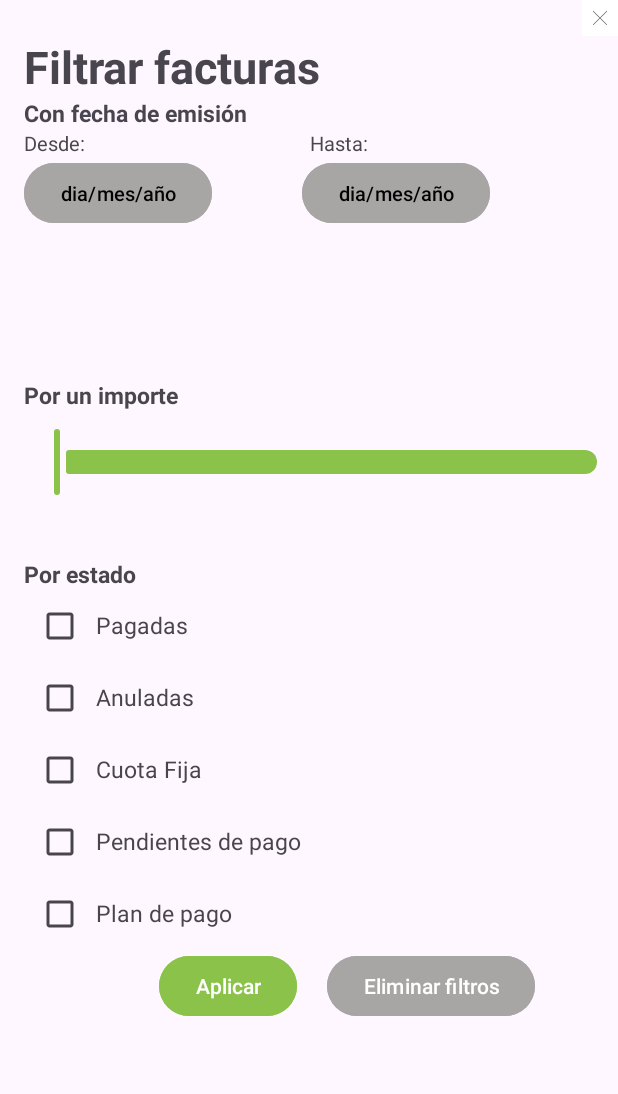
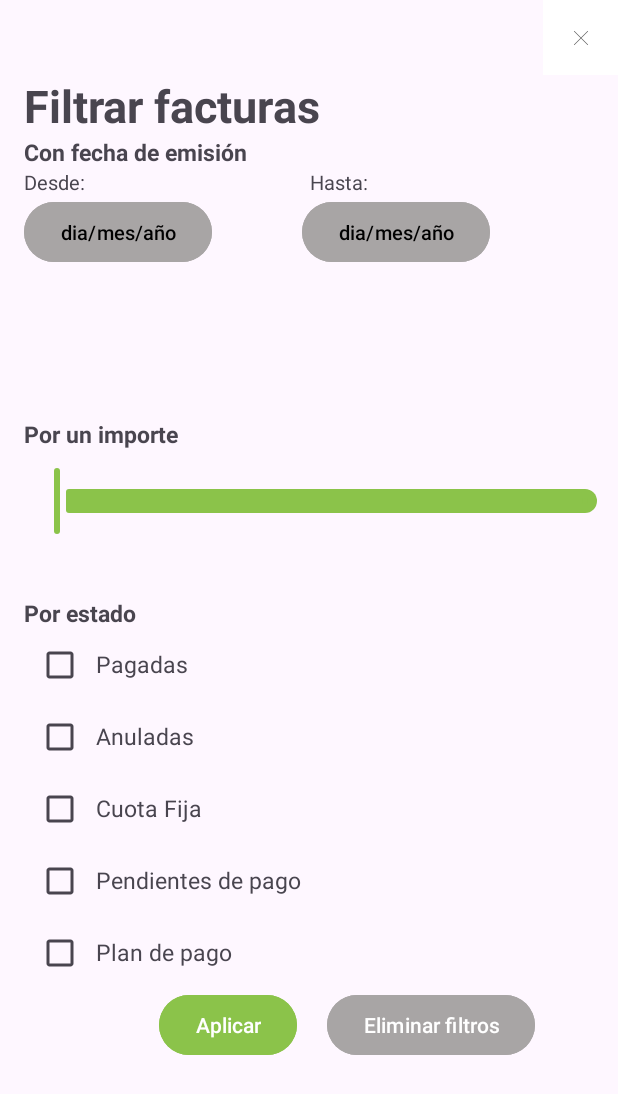
Before and after one commit to franciscojavierorellana/practicaAndroid, an Android app: the FiltrarActivity screen opened directly, with no data from a screen before it, on a phone screen of 412 x 824 dp. Shown: the top 1094 px of the screen. Run offline under Robolectric (Android 15) with nearby library versions, the phone set to English and light mode, and no system bars; network calls fail.

Commit message:
Cambios Factura Service

```diff
--- a/app/src/main/java/com/example/practicaandroid/data/model/DetallesFacturaDb.kt
+++ b/app/src/main/java/com/example/practicaandroid/data/model/DetallesFacturaDb.kt
@@ -10,8 +10,6 @@ import androidx.room.RoomDatabase
     version = 1
 )
 abstract class DetallesFacturaDb : RoomDatabase() {
-    abstract fun detallesFacturaDao(): DetallesFacturaDao
-
     abstract fun DetallesFacturaDao(): DetallesFacturaDao
 
     companion object {
--- a/app/src/main/java/com/example/practicaandroid/ui/viewModel/FacturaViewModel.kt
+++ b/app/src/main/java/com/example/practicaandroid/ui/viewModel/FacturaViewModel.kt
@@ -8,6 +8,7 @@ import androidx.lifecycle.ViewModel
 import androidx.lifecycle.ViewModelProvider
 import androidx.lifecycle.viewModelScope
 import com.example.practicaandroid.data.model.DetallesFactura
+import com.example.practicaandroid.data.model.DetallesFacturaDao
 import com.example.practicaandroid.data.model.DetallesFacturaDb
 import com.example.practicaandroid.domain.GetFacturaUseCase
 import kotlinx.coroutines.launch
--- a/app/src/main/res/layout/activity_listado_facturas.xml
+++ b/app/src/main/res/layout/activity_listado_facturas.xml
@@ -31,9 +31,9 @@
                     android:textColor="@color/green"/>
 
                 <ImageButton
+                    android:id="@+id/filtroButton"
                     android:layout_width="50sp"
                     android:layout_height="50sp"
-                    android:id="@+id/filtroButton"
                     android:layout_alignParentEnd="true"
                     android:layout_centerInParent="true"
                     android:layout_marginLeft="280dp"
--- a/app/src/main/res/layout/filtrar_factura.xml
+++ b/app/src/main/res/layout/filtrar_factura.xml
@@ -19,13 +19,14 @@
                 android:layout_height="wrap_content">
 
                 <ImageButton
-                    android:layout_width="wrap_content"
-                    android:layout_height="wrap_content"
-                    android:src="@drawable/ic_close_icon"
-                    android:background="@color/white"
+                    android:layout_width="50sp"
+                    android:layout_height="50sp"
+                    android:id="@+id/closeButton"
                     android:layout_alignParentEnd="true"
                     android:layout_centerInParent="true"
-                    android:layout_marginLeft="280dp"/>
+                    android:layout_marginLeft="280dp"
+                    android:background="@color/white"
+                    android:src="@drawable/ic_close_icon" />
             </RelativeLayout>
 
             <TextView
@@ -126,7 +127,8 @@
 
                     <CheckBox
                         android:layout_width="wrap_content"
-                        android:layout_height="wrap_content"/>
+                        android:layout_height="wrap_content"
+                        android:id="@+id/checkPagada"/>
 
                     <TextView
                         android:layout_width="wrap_content"
@@ -143,7 +145,8 @@
 
                     <CheckBox
                         android:layout_width="wrap_content"
-                        android:layout_height="wrap_content"/>
+                        android:layout_height="wrap_content"
+                        android:id="@+id/checkAnulada"/>
 
                     <TextView
                         android:layout_width="wrap_content"
@@ -160,7 +163,8 @@
 
                     <CheckBox
                         android:layout_width="wrap_content"
-                        android:layout_height="wrap_content"/>
+                        android:layout_height="wrap_content"
+                        android:id="@+id/checkCuotaFija"/>
 
                     <TextView
                         android:layout_width="wrap_content"
@@ -177,7 +181,8 @@
 
                     <CheckBox
                         android:layout_width="wrap_content"
-                        android:layout_height="wrap_content"/>
+                        android:layout_height="wrap_content"
+                        android:id="@+id/checkPendientePago"/>
 
                     <TextView
                         android:layout_width="wrap_content"
@@ -194,7 +199,8 @@
 
                     <CheckBox
                         android:layout_width="wrap_content"
-                        android:layout_height="wrap_content"/>
+                        android:layout_height="wrap_content"
+                        android:id="@+id/checkPlanPago"/>
 
                     <TextView
                         android:layout_width="wrap_content"
@@ -220,6 +226,7 @@
                     <Button
                         android:layout_width="wrap_content"
                         android:layout_height="wrap_content"
+                        android:id="@+id/eliminaFiltros"
                         android:text="@string/eliminarFiltros_boton"
                         android:backgroundTint="@color/grey"
                         android:layout_gravity="center"
--- a/app/src/main/res/values/strings.xml
+++ b/app/src/main/res/values/strings.xml
@@ -23,8 +23,8 @@
     <string name="atras_smart_solar">Atrás</string>
     <string name="miInstalacion_text">Aquí tienes los datos de tu instalación fotovoltaica en tiempo real</string>
     <string name="autoconsumo">Autoconsumo: 92%</string>
-    <string name="energia">Estamos trabajando en mejorar la App. Tus paneles solares siguen produciendo,
-     en breve podrás seguir viendo tu producción solar. Sentimos las molestias.</string>
+    <string name="energia">Estamos trabajando en mejorar\n la App. Tus paneles solares\n siguen produciendo,
+     en breve\n podrás seguir viendo tu\n producción solar. Sentimos las\n molestias.</string>
     <string name="cau">CAU(Código Autoconsumo)</string>
     <string name="estado_solicitud">Estado solicitud alta autoconsumidor</string>
     <string name="tipo_autoconsumo">Tipo autoconsumo</string>
--- a/app/src/main/res/values/themes.xml
+++ b/app/src/main/res/values/themes.xml
@@ -2,7 +2,7 @@
     <!-- Base application theme. -->
     <style name="Base.Theme.PracticaAndroid" parent="Theme.Material3.DayNight.NoActionBar">
         <!-- Customize your light theme here. -->
-        <!-- <item name="colorPrimary">@color/my_light_primary</item> -->
+        <item name="colorPrimary">@color/green</item>
     </style>
 
     <style name="Theme.PracticaAndroid" parent="Base.Theme.PracticaAndroid" />
```
Also changed, not shown: app/src/main/java/com/example/practicaandroid/ui/view/FiltrarActivity.kt (+21 -0 lines), app/src/main/java/com/example/practicaandroid/ui/view/FiltrarFragment.kt (deleted, +0 -71 lines), app/src/main/java/com/example/practicaandroid/ui/view/ListadoFacturas.kt (+6 -7 lines), app/src/main/java/com/example/practicaandroid/ui/view/ListadoFragment.kt (deleted, +0 -50 lines), app/src/main/res/layout/fragment_detalles.xml (+10 -5 lines).
